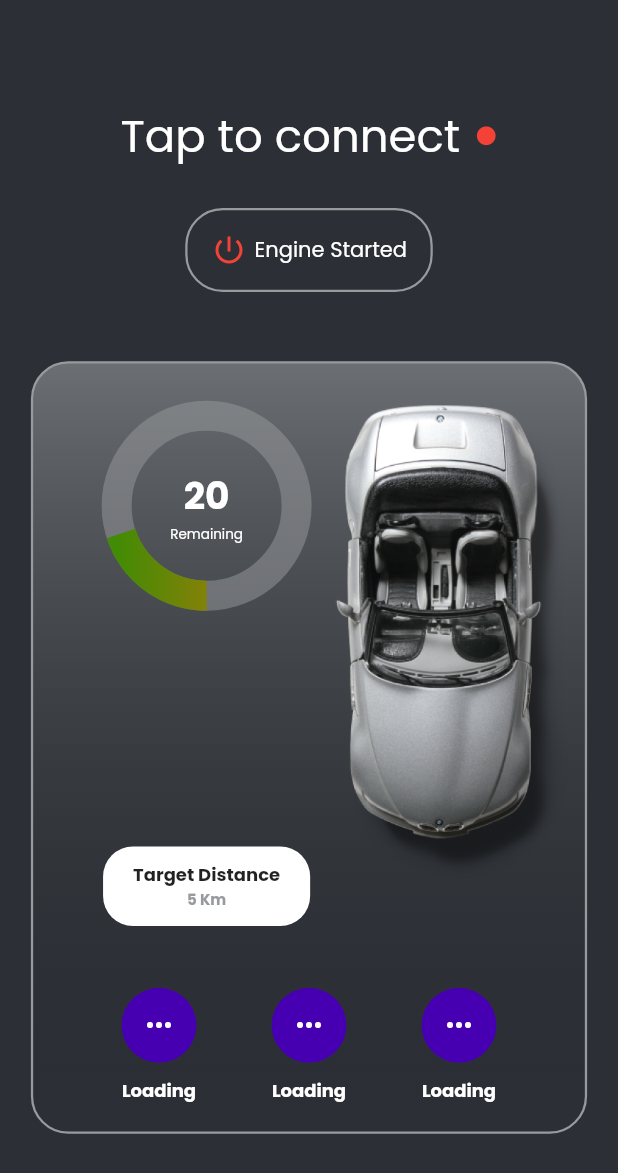
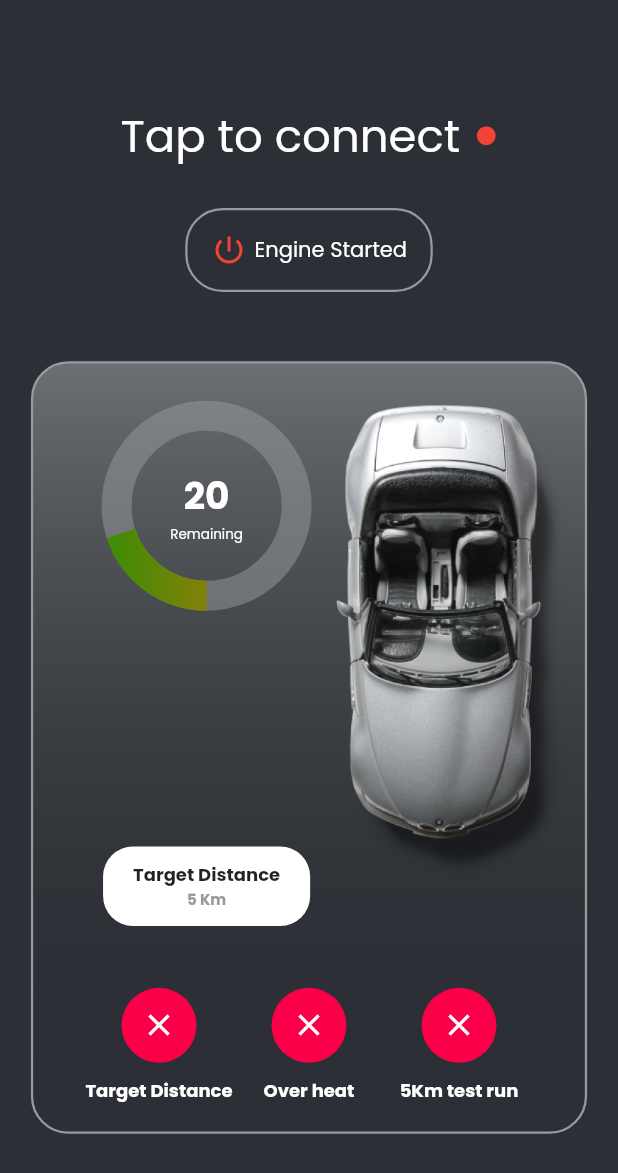
Before and after one commit to automotive-hub/automotive-stats-invision, a Flutter app: the screen it shows after launch, on a phone screen of 412 x 824 dp. Shown: the top 1173 px of the screen. Run offline on Flutter 3.47's test engine with Material 2 defaults, Android fonts, the phone set to English and light mode, and no system bars; drawn by our look-alikes of percent_indicator; our stand-ins replace rxdart; missing offline and left inert: flutter_reactive_ble.

Commit message:
fix getname

```diff
--- a/lib/widgets/checked_list.dart
+++ b/lib/widgets/checked_list.dart
@@ -27,17 +27,23 @@ class _CheckedListState extends State<CheckedList> {
               stream: value.value.stream,
               builder: (context, snapshot) {
                 print(snapshot.data);
-                return _itemCheckList(snapshot.data ??
-                    Check(name: 'xxxx', status: CheckListStatus.processing));
+                return _itemCheckList(
+                    snapshot.data ?? Check(name: value.key.name));
               });
         }).toList());
   }
 }
 
+String getName(String name) {
+  if (name == CheckListName.overHeat.name) return ConstString.overHeat;
+  if (name == CheckListName.distance.name) return ConstString.targetDistance;
+  return ConstString.testRun;
+}
+
 Widget _itemCheckList(Check item) {
   Color listTileColor;
   Icon listTileIcon;
-  String title = item.name;
+  String title = getName(item.name);
   if (item.status == CheckListStatus.failed) {
     listTileColor = Color(0xfffb0049);
     listTileIcon = Icon(
@@ -50,7 +56,7 @@ Widget _itemCheckList(Check item) {
       Icons.more_horiz,
       color: Colors.white,
     );
-    title = ConstString.loading;
+    //title = ConstString.loading;
   } else {
     listTileColor = Color(0xff53a93f);
     listTileIcon = Icon(
```
